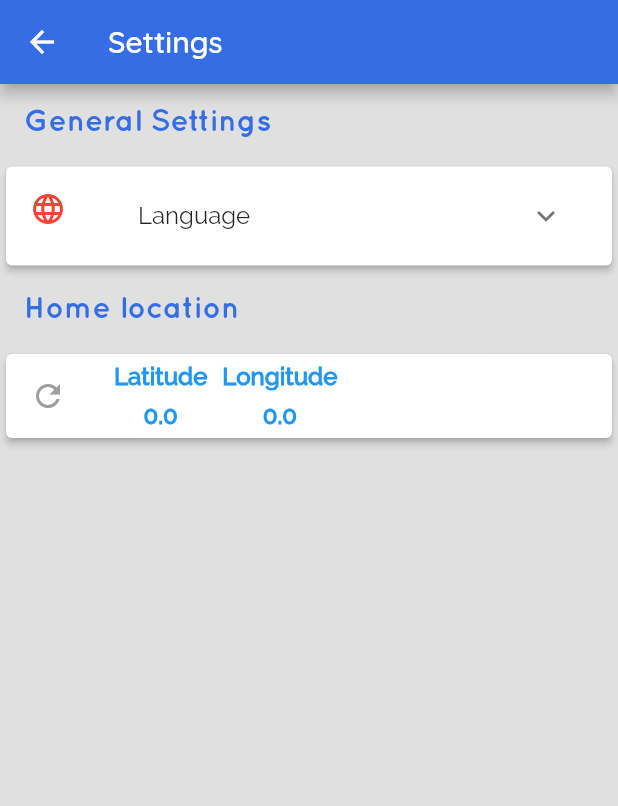
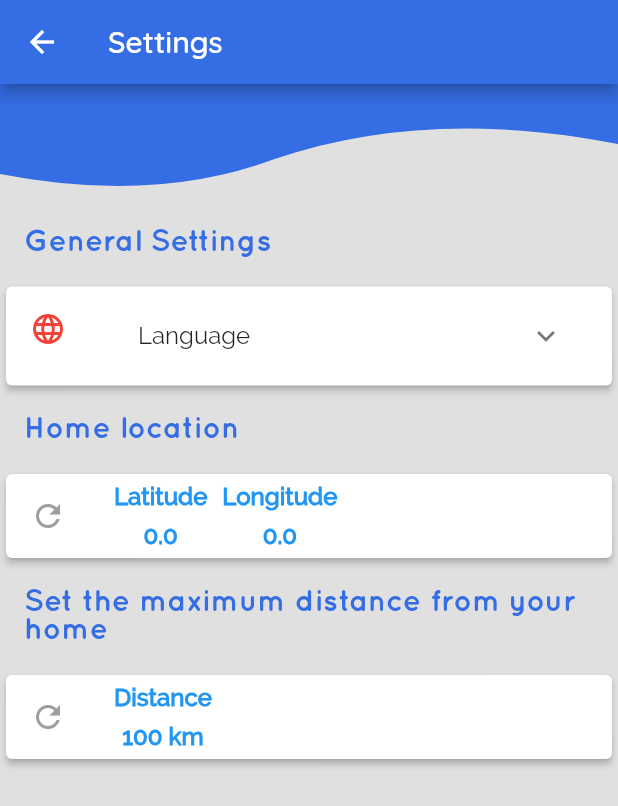
Before and after one commit to vassilux/ftzone, a Flutter app: the SettingsPage screen opened by its route, on a phone screen of 412 x 824 dp. Shown: the top 806 px of the screen. Run offline on Flutter 3.47's test engine with Material 2 defaults, Android fonts, the phone set to English and light mode, and no system bars; our stand-ins replace bloc, equatable, firebase_remote_config, flutter_bloc, flutter_custom_clippers, flutter_map and 7 more; missing offline and left inert: map_controller, ota_update, responsive_screen; accounts and stored records are empty.

Commit message:
v 0.0.7 out

```diff
--- a/lib/logic/bloc/settings/settings_event.dart
+++ b/lib/logic/bloc/settings/settings_event.dart
@@ -19,3 +19,9 @@ class UpdateSetting extends SettingsEvent {
   @override
   List<Object> get props => [updateSetting];
 }
+
+class RefreshedSettings extends SettingsEvent {
+  @override
+  List<Object> get props => [];
+
+}
--- a/lib/main.dart
+++ b/lib/main.dart
@@ -12,8 +12,7 @@ import 'myapp.dart';
 import 'simple_bloc_delegate.dart';
 import 'package:ftzone/model/setting.dart';
 
-
-void main() async  {
+void main() async {
   WidgetsFlutterBinding.ensureInitialized();
   //
   BlocSupervisor.delegate = SimpleBlocDelegate();
@@ -26,8 +25,12 @@ void main() async  {
   runApp(
     MultiBlocProvider(
       providers: [
+        BlocProvider<GeolocationBloc>(
+          create: (context) => GeolocationBloc(),
+        ),
         BlocProvider<SettingsBloc>(
-          create: (context) => SettingsBloc(sharedPreferences : sharedPreferences,
+          create: (context) => SettingsBloc(
+            sharedPreferences: sharedPreferences,
             usageSettings: [
               Setting<double>(
                 key: 'home_latitude',
@@ -37,20 +40,19 @@ void main() async  {
                 key: 'home_longitude',
                 initValue: 0,
               ),
-
+              Setting<int>(
+                key: 'distance',
+                initValue: 100,
+              ),
             ],
+            geolocBloc: BlocProvider.of<GeolocationBloc>(context)
           ),
         ),
-        BlocProvider<GeolocationBloc>(
-          create: (context) => GeolocationBloc(),
+        BlocProvider<TrackingBloc>(
+          create: (context) => TrackingBloc(geolocator: Geolocator()),
         ),
-        BlocProvider<TrackingBloc>(
-          create: (context) => TrackingBloc( geolocator : Geolocator()),
-        ),
-
       ],
       child: MyApp(),
     ),
   );
-
 }
--- a/lib/ui/pages/home_page.dart
+++ b/lib/ui/pages/home_page.dart
@@ -2,6 +2,7 @@ import 'package:flutter/cupertino.dart';
 import 'package:flutter/foundation.dart';
 import 'package:flutter/material.dart';
 import 'package:flutter_bloc/flutter_bloc.dart';
+import 'package:flutter_custom_clippers/flutter_custom_clippers.dart';
 import 'package:ftzone/config/config.dart';
 import 'package:ftzone/config/palette.dart';
 import 'package:ftzone/logic/bloc/settings/settings_bloc.dart';
@@ -13,7 +14,6 @@ import 'package:ftzone/utils/translations.dart';
 import 'package:ftzone/utils/uidata.dart';
 import 'package:ftzone/logic/bloc/menu/menu_bloc.dart';
 import 'package:ftzone/version_check.dart';
-
 
 class HomePage extends StatelessWidget {
   final MenuBloc menuBloc = MenuBloc();
@@ -86,19 +86,24 @@ class HomePage extends StatelessWidget {
             .getSetting<double>("home_longitude")
             .value;
 
+        var distance = BlocProvider.of<SettingsBloc>(context)
+            .getSetting<int>("distance")
+            .value;
+
         if (Config.enableFake) {
           homeLatitude = Config.fakeHomeLatitude;
           homeLongitude = Config.fakeHomeLongitude;
         }
 
         if (homeLatitude != 0 && homeLongitude != 0) {
-          return MapWidget(latitude: homeLatitude, longitude: homeLongitude);
+          return MapWidget(latitude: homeLatitude, longitude: homeLongitude, zoneRadius : distance * 1000.0);
         }
 
-        return Center(child:
-        Text(
+        return Center(
+            child: Text(
           allTranslations.text("define_home_position"),
-          style: TextStyle(color: Palette.appColorRed, fontWeight: FontWeight.bold),
+          style: TextStyle(
+              color: Palette.appColorRed, fontWeight: FontWeight.bold),
         ));
       },
     );
@@ -131,7 +136,8 @@ class HomePage extends StatelessWidget {
               Text(allTranslations.text('app_title'),
                   style: UIData.h6Style.copyWith(
                     color: Palette.appColorBlue,
-                  ))
+                  )),
+
             ],
           ),
         ),
@@ -168,6 +174,7 @@ class HomePage extends StatelessWidget {
               ? CustomScrollView(
                   slivers: <Widget>[
                     appBar(),
+
                     bodyGrid(snapshot.data),
                     SliverFillRemaining(
                         hasScrollBody: true, child: buildMap(context))
--- a/lib/ui/pages/settings_page.dart
+++ b/lib/ui/pages/settings_page.dart
@@ -1,18 +1,18 @@
 import 'package:flutter/material.dart';
 import 'package:flutter_bloc/flutter_bloc.dart';
+import 'package:flutter_custom_clippers/flutter_custom_clippers.dart';
 import 'package:ftzone/config/palette.dart';
 import 'package:ftzone/logic/bloc/geolocation/geolocation_bloc.dart';
 import 'package:ftzone/logic/bloc/settings/settings_bloc.dart';
-import 'package:ftzone/model/home_position.dart';
 import 'package:ftzone/model/setting.dart';
 import 'package:ftzone/ui/widgets/common_scaffold.dart';
 import 'package:ftzone/ui/widgets/language_selector.dart';
 import 'package:ftzone/ui/widgets/loading_widget.dart';
-import 'package:ftzone/ui/widgets/profile_tile.dart';
 import 'package:ftzone/ui/widgets/value_tile.dart';
 import 'package:ftzone/ui/widgets/x_margin_widget.dart';
 import 'package:ftzone/utils/translations.dart';
 import 'package:ftzone/utils/uidata.dart';
+import 'package:numberpicker/numberpicker.dart';
 
 class SettingsPage extends StatefulWidget {
   static const String routeName = '/settings';
@@ -27,14 +27,7 @@ class _SettingsPageState extends State<SettingsPage> {
     super.initState();
   }
 
-  Widget _buildLocationSettingsWidget(BuildContext context) {
-    var homeLatitude = BlocProvider.of<SettingsBloc>(context)
-        .getSetting<double>("home_latitude")
-        .value;
-    var homeLongitude = BlocProvider.of<SettingsBloc>(context)
-        .getSetting<double>("home_longitude")
-        .value;
-
+  Widget _buildHomeLocation(double latitude, double longitude) {
     return Card(
       color: Colors.white,
       elevation: 2.0,
@@ -47,17 +40,11 @@ class _SettingsPageState extends State<SettingsPage> {
             ),
             title: Row(
               children: [
-                ValueTile(
-                "Latitude",
-                homeLatitude.toString()),
+                ValueTile("Latitude", latitude.toString()),
                 XMarginWidget(10),
-            ValueTile(
-                "Longitude",
-                homeLongitude.toString() ),
-
+                ValueTile("Longitude", longitude.toString()),
               ],
             ),
-
             onTap: () {
               BlocProvider.of<GeolocationBloc>(context)
                   .add(FetchHomeLocation());
@@ -68,7 +55,15 @@ class _SettingsPageState extends State<SettingsPage> {
     );
   }
 
-  Widget _buildLocationWidget(BuildContext context) {
+  Widget _buildLocationSettingsWidget(BuildContext context) {
+    //load default value before re-initialize home location
+    var homeLatitude = BlocProvider.of<SettingsBloc>(context)
+        .getSetting<double>("home_latitude")
+        .value;
+    var homeLongitude = BlocProvider.of<SettingsBloc>(context)
+        .getSetting<double>("home_longitude")
+        .value;
+
     return BlocBuilder(
         bloc: BlocProvider.of<GeolocationBloc>(context),
         builder: (
@@ -76,25 +71,14 @@ class _SettingsPageState extends State<SettingsPage> {
           GeolocationState state,
         ) {
           if (state is GeolocationHomeLoaded) {
-            var homeLatitude = Setting<double>(
-                key: 'home_latitude', initValue: 0, value: state.latitude);
-
-            var homeLongitude = Setting<double>(
-                key: 'home_longitude', initValue: 0, value: state.longitude);
-
-            BlocProvider.of<SettingsBloc>(context)
-                .add(UpdateSetting(homeLatitude));
-            BlocProvider.of<SettingsBloc>(context)
-                .add(UpdateSetting(homeLongitude));
-
-            return Container();
+            return _buildHomeLocation(state.latitude, state.longitude);
           }
 
-          if(state is GeolocationLoading) {
+          if (state is GeolocationLoading) {
             return LoadingWidget();
           }
-
-          return Container();
+          //return widget with default value 0:0 if the first time run
+          return _buildHomeLocation(homeLatitude, homeLongitude);
         });
   }
 
@@ -106,6 +90,13 @@ class _SettingsPageState extends State<SettingsPage> {
           mainAxisAlignment: MainAxisAlignment.center,
           crossAxisAlignment: CrossAxisAlignment.stretch,
           children: <Widget>[
+            ClipPath(
+              clipper: WaveClipperTwo(),
+              child: Container(
+                decoration: BoxDecoration(color: Palette.appColorBlue),
+                height: 80,
+              ),
+            ),
             //1
             Padding(
               padding: const EdgeInsets.all(16.0),
@@ -145,40 +136,75 @@ class _SettingsPageState extends State<SettingsPage> {
               ),
             ),
             _buildLocationSettingsWidget(context),
-            _buildLocationWidget(context),
-            //3
-            /* Padding(
+            Padding(
               padding: const EdgeInsets.all(16.0),
               child: Text(
-                  allTranslations.text("news"),
+                allTranslations.text("setting_geo_distance"),
                 style: UIData.h3Style.copyWith(
                   color: Palette.appColorBlue,
                   fontWeight: FontWeight.bold,
                 ),
               ),
             ),
-              Card(
-                color: Colors.white,
-                elevation: 2.0,
-                child: Column(
-                  children: <Widget>[
-                    ListTile(
-                      leading: Icon(
-                        Icons.location_city,
-                        color: Colors.orange,
-                      ),
-                      title: Text(allTranslations.text("country")),
-                      trailing: CommonSwitch(
-                        defValue: false,
-                      ),
-                    ),
-                  ],
-                ),
-              ),*/
+            _buildDistanceWidget(context)
           ],
         ),
       ),
     );
+  }
+
+  Widget _buildDistanceWidget(BuildContext context) {
+
+    return BlocBuilder(
+        bloc: BlocProvider.of<SettingsBloc>(context),
+        builder: (
+          BuildContext context,
+          SettingsState state,
+        ) {
+          var distance = BlocProvider.of<SettingsBloc>(context)
+              .getSetting<int>("distance");
+          var distanceValue = 100;
+
+          if (distance != null) {
+            distanceValue = distance.value;
+          }
+
+          if (state is SettingsInitial) {
+            return Card(
+                color: Colors.white,
+                elevation: 2.0,
+                child: Column(children: <Widget>[
+                  ListTile(
+                      leading: Icon(
+                        Icons.refresh,
+                        color: Colors.grey,
+                      ),
+                      title: Row(
+                        children: [
+                          ValueTile("Distance", "$distanceValue km"),
+                          XMarginWidget(10),
+                        ],
+                      ),
+                      onTap: () {
+                        showDialog<int>(
+                            context: context,
+                            builder: (BuildContext context) {
+                              return new NumberPickerDialog.integer(
+                                minValue: 1,
+                                maxValue: 10000,
+                                title: new Text("Distance ?"),
+                                initialIntegerValue: distanceValue,
+                              );
+                            }).then((value) {
+                          var newDistanceSetting = Setting<int>(
+                              key: 'distance', initValue: value, value: value);
+                          BlocProvider.of<SettingsBloc>(context)
+                              .add(UpdateSetting(newDistanceSetting));
+                        });
+                      })
+                ]));
+          }
+        });
   }
 
   @override
--- a/lib/ui/pages/tracking_page.dart
+++ b/lib/ui/pages/tracking_page.dart
@@ -4,6 +4,7 @@ import 'package:flutter/material.dart';
 import 'package:flutter/cupertino.dart';
 import 'package:flutter/foundation.dart';
 import 'package:flutter_bloc/flutter_bloc.dart';
+import 'package:flutter_custom_clippers/flutter_custom_clippers.dart';
 import 'package:flutter_map/flutter_map.dart';
 import 'package:ftzone/config/config.dart';
 import 'package:ftzone/ui/widgets/common_scaffold.dart';
@@ -33,8 +34,9 @@ class _TrackingPageState extends State<TrackingPage>
     with AutomaticKeepAliveClientMixin {
   double _homeLatitude = 0;
   double _homeLongitude = 0;
+  int _distance = 100;
+
   List<CircleMarker> _circleMarkers = <CircleMarker>[];
-  //List<Marker> _markers = <Marker>[];
 
   MapController _mapController;
 
@@ -42,19 +44,21 @@ class _TrackingPageState extends State<TrackingPage>
 
   StreamSubscription<StatefulMapControllerStateChange> _sub;
 
-
   @override
   void initState() {
     _mapController = MapController();
-    _statefulMapController = StatefulMapController(mapController: _mapController);
+    _statefulMapController =
+        StatefulMapController(mapController: _mapController);
 
     // wait for the controller to be ready before using it
-    _statefulMapController.onReady.then((_) => print("The map controller is ready"));
+    _statefulMapController.onReady
+        .then((_) => print("The map controller is ready"));
 
     /// [Important] listen to the changefeed to rebuild the map on changes:
     /// this will rebuild the map when for example addMarker or any method
     /// that mutates the map assets is called
-    _sub = _statefulMapController.changeFeed.listen((change) => setState(() {}));
+    _sub =
+        _statefulMapController.changeFeed.listen((change) => setState(() {}));
 
     _homeLatitude = BlocProvider.of<SettingsBloc>(context)
         .getSetting<double>("home_latitude")
@@ -63,7 +67,11 @@ class _TrackingPageState extends State<TrackingPage>
         .getSetting<double>("home_longitude")
         .value;
 
-    if(Config.enableFake ){
+    _distance = BlocProvider.of<SettingsBloc>(context)
+        .getSetting<int>("distance")
+        .value;
+
+    if (Config.enableFake) {
       _homeLatitude = Config.fakeHomeLatitude;
       _homeLongitude = Config.fakeHomeLongitude;
     }
@@ -92,7 +100,7 @@ class _TrackingPageState extends State<TrackingPage>
           borderColor: Colors.red,
           borderStrokeWidth: 2,
           useRadiusInMeter: true,
-          radius: 1000.0 * 100 // 100 km
+          radius: 1000.0 * _distance // 100 km
           ),
     );
 
@@ -128,12 +136,19 @@ class _TrackingPageState extends State<TrackingPage>
 
     return Container(
         width: wp(100),
-          height: hp(6),
+        height: hp(8),
         decoration: new BoxDecoration(
             gradient: new LinearGradient(
-                colors: UIData.kitGradients3,
+          begin: Alignment.centerLeft,
+          end: Alignment.centerRight,
+          stops: [0.5, 0.7],
+           colors: [
+                    Colors.blue,
+                    Colors.blue
+                  ]
         )),
-          child : Center(child: Column(children: <Widget>[
+        child: Center(
+            child: Column(children: <Widget>[
           BlocBuilder<TrackingBloc, TrackingState>(
             builder: (context, state) {
               if (state is TrackingInitial) {
@@ -141,13 +156,13 @@ class _TrackingPageState extends State<TrackingPage>
               }
 
               if (state is TrackingLoadSuccess) {
-
                 _statefulMapController.removeMarker(name: "myposition");
 
                 var postion = Marker(
                   width: 64.0,
                   height: 64.0,
-              point: LatLng(state.position.latitude, state.position.longitude),
+                  point:
+                      LatLng(state.position.latitude, state.position.longitude),
                   builder: (ctx) => Container(
                     child: CircleAvatar(
                       radius: 40.0,
@@ -157,33 +172,39 @@ class _TrackingPageState extends State<TrackingPage>
                   ),
                 );
 
-            _statefulMapController.addMarker(marker: postion, name: "Position");
-
+                _statefulMapController.addMarker(
+                    marker: postion, name: "Position");
 
                 BlocProvider.of<TrackingBloc>(context).add(
-              TrackingCalculateDistance(_homeLatitude, _homeLongitude, state.position.latitude, state.position.longitude)
-            );
+                    TrackingCalculateDistance(_homeLatitude, _homeLongitude,
+                        state.position.latitude, state.position.longitude));
 
-            return Container(child: ProfileTile(title : "Starting", subtitle : "", textColor : Colors.white) );
-
+                return Container(
+                    child: ProfileTile(
+                        title: "Starting",
+                        subtitle: "",
+                        textColor: Colors.white));
               }
 
-
-            if(state is TrackingDistanceSuccess)   {
+              if (state is TrackingDistanceSuccess) {
                 var length = Length.fromMeters(value: state.distance);
                 var color = Colors.white;
 
-              if(length.inMeters > 80 *1000){
+                if (length.inMeters > 80 * 1000) {
                   color = Palette.appColorRed;
                 }
-              return Container(child:
-              HorizonalTile(title : "Distance : ", subtitle : "${length.inKilometers.toStringAsFixed(2)} km", textColor : color) );
-
+                return Container(
+                    child: HorizonalTile(
+                        title: "Distance : ",
+                        subtitle:
+                            "${length.inKilometers.toStringAsFixed(2)} km",
+                        textColor: color));
               }
 
               return Container();
             },
-      )])));
+          ),
+        ])));
   }
 
   Widget bodyData() {
@@ -201,8 +222,7 @@ class _TrackingPageState extends State<TrackingPage>
             TileLayerOptions(
               urlTemplate:
                   'https://server.arcgisonline.com/ArcGIS/rest/services/World_Street_Map/MapServer/tile/{z}/{y}/{x}',
-              tileProvider:
-                  CachedNetworkTileProvider(),
+              tileProvider: CachedNetworkTileProvider(),
             ),
             MarkerLayerOptions(markers: _statefulMapController.markers),
             CircleLayerOptions(circles: _circleMarkers)
--- a/lib/ui/widgets/map_widget.dart
+++ b/lib/ui/widgets/map_widget.dart
@@ -9,6 +9,7 @@ class MapWidget extends StatelessWidget {
   final double longitude;
   final String image;
   final double zoneRadius;
+
 
   const MapWidget({this.latitude, this.longitude, this.image = UIData.homeImage, this.zoneRadius = (100 * 1000.0), Key key}) : super(key: key);
 
--- a/locale/i18n_en.json
+++ b/locale/i18n_en.json
@@ -35,6 +35,8 @@
 
 "setting_geo_home_title" : "Home location",
 
-"define_home_position" : "Define your home location "
+"define_home_position" : "Define your home location ",
+
+"setting_geo_distance" : "Set the maximum distance from your home"
 
 }
--- a/locale/i18n_fr.json
+++ b/locale/i18n_fr.json
@@ -29,6 +29,8 @@
 
   "setting_geo_home_title" : "Position de domicile",
 
-  "define_home_position" : "Définissez la positon votre domicile"
+  "define_home_position" : "Définissez la positon votre domicile",
+
+  "setting_geo_distance" : "Définissez la distance maximle de votre domicile"
 
 }
--- a/pubspec.yaml
+++ b/pubspec.yaml
@@ -15,7 +15,7 @@ publish_to: 'none' # Remove this line if you wish to publish to pub.dev
 # In iOS, build-name is used as CFBundleShortVersionString while build-number used as CFBundleVersion.
 # Read more about iOS versioning at
 # https://developer.apple.com/library/archive/documentation/General/Reference/InfoPlistKeyReference/Articles/CoreFoundationKeys.html
-version: 0.0.6+1
+version: 0.0.7+1
 
 environment:
   sdk: ">=2.7.0 <3.0.0"
@@ -42,6 +42,8 @@ dependencies:
   language_pickers: ^0.2.0+1
   geolocator: ^5.3.1
   map_controller: ^0.7.1
+  flutter_custom_clippers: ^1.1.1
+  numberpicker: ^ 1.2.0
 
   # The following adds the Cupertino Icons font to your application.
   # Use with the CupertinoIcons class for iOS style icons.
```
Also changed, not shown: lib/logic/bloc/settings/settings_bloc.dart (+39 -2 lines), pubspec.lock. Lines whose indentation alone changed are shown as unchanged.
